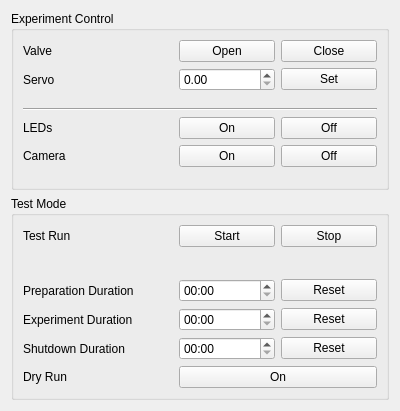
Old version of the form MEEGA-Groundstation/UI-Files/MEEGA_controlPanel.ui in the repository JanNiklasJuedt/MEEGA-Software.
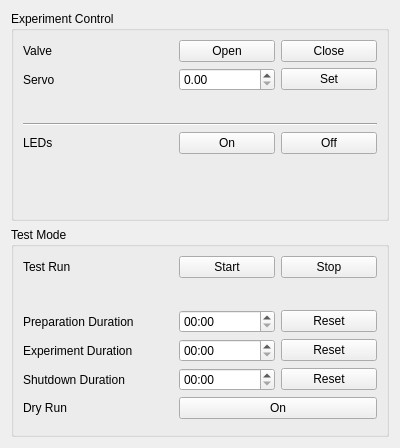
New version of the form.

Commit message: updating Frederics start of implemenation for the control panel

```diff
--- a/MEEGA-Groundstation/UI-Files/MEEGA_controlPanel.ui
+++ b/MEEGA-Groundstation/UI-Files/MEEGA_controlPanel.ui
@@ -7,7 +7,7 @@
     <x>0</x>
     <y>0</y>
     <width>400</width>
-    <height>411</height>
+    <height>448</height>
    </rect>
   </property>
   <property name="sizePolicy">
@@ -133,32 +133,7 @@
            </widget>
           </item>
           <item>
-           <widget class="QPushButton" name="pushButton_7">
-            <property name="text">
-             <string>Off</string>
-            </property>
-           </widget>
-          </item>
-         </layout>
-        </item>
-        <item row="1" column="0">
-         <widget class="QLabel" name="label_5">
-          <property name="text">
-           <string>Camera</string>
-          </property>
-         </widget>
-        </item>
-        <item row="1" column="1">
-         <layout class="QHBoxLayout" name="horizontalLayout_5">
-          <item>
-           <widget class="QPushButton" name="pushButton_8">
-            <property name="text">
-             <string>On</string>
-            </property>
-           </widget>
-          </item>
-          <item>
-           <widget class="QPushButton" name="pushButton_9">
+           <widget class="QPushButton" name="ledOffButton">
             <property name="text">
              <string>Off</string>
             </property>
```
Left out of the diff: 36 changed lines with no effect on the pictures. The commit also changes 3 other files.
